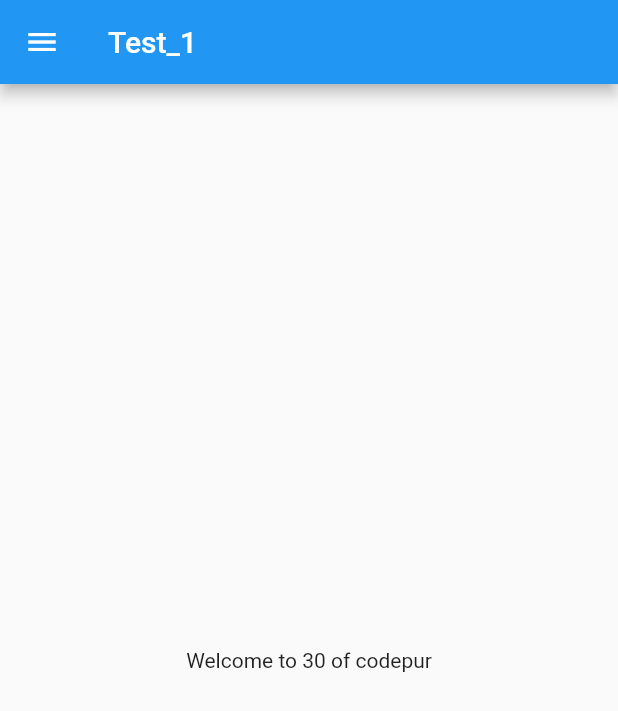
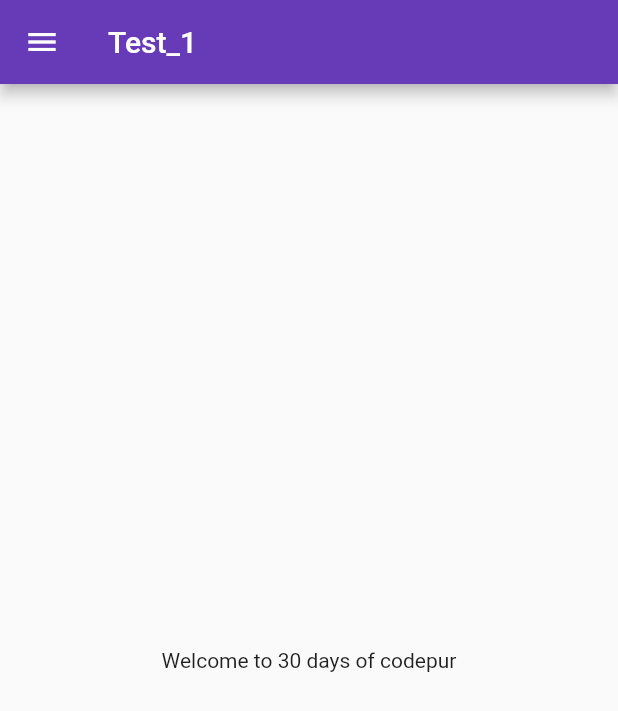
Before and after one commit to MeetSavaj/30daysFlutter, a Flutter app: the screen it shows after launch, on a phone screen of 412 x 824 dp. Shown: the top 711 px of the screen. Run offline on Flutter 3.47's test engine with Material 2 defaults, Android fonts, the phone set to English and light mode, and no system bars.

Commit message:
First Commit

```diff
--- a/lib/main.dart
+++ b/lib/main.dart
@@ -1,5 +1,6 @@
 import 'package:flutter/material.dart';
-import 'package:test_1/home_page.dart';
+import 'package:test_1/pages/home_page.dart';
+import 'package:test_1/pages/login_page.dart';
 
 void main() {
   runApp(MyApp());
@@ -10,6 +11,16 @@ class MyApp extends StatelessWidget {
 
   @override
   Widget build(BuildContext context) {
-    return MaterialApp(home: HomePage());
+    return MaterialApp(
+      themeMode: ThemeMode.light,
+      theme: ThemeData(primarySwatch: Colors.deepPurple),
+      darkTheme: ThemeData(brightness: Brightness.dark),
+      initialRoute: "/home",
+      routes: {
+        "/": (context) => LoginPage(),
+        "/home": (context) => HomePage(),
+        "/login": (context) => LoginPage()
+      },
+    );
   }
 }
--- a/lib/home_page.dart
+++ b/lib/pages/home_page.dart
@@ -1,8 +1,8 @@
 import "package:flutter/material.dart";
 
 class HomePage extends StatelessWidget {
-  int days = 30;
-  String name = "codepur";
+  final int days = 30;
+  final String name = "codepur";
 
   @override
   Widget build(BuildContext context) {
@@ -12,7 +12,7 @@ class HomePage extends StatelessWidget {
       ),
       body: Center(
         child: Container(
-          child: Text("Welcome to $days of $name"),
+          child: Text("Welcome to $days days of $name"),
         ),
       ),
       drawer: Drawer(),
```
Also changed, not shown: lib/pages/login_page.dart (added, +18 -0 lines).
